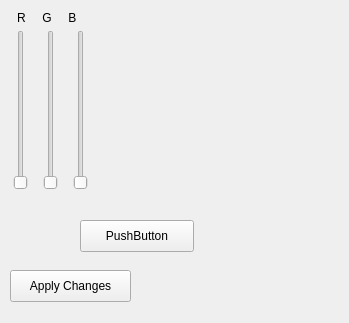
Qt form trab1/secundarywindow.ui (julioce/CompGraf) before a commit.
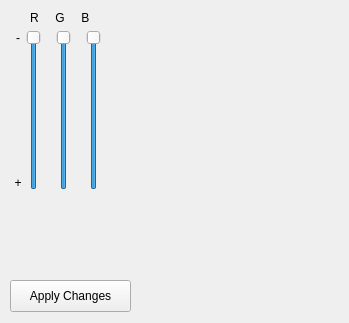
The same form after that commit.

Commit message: Editores de RGB na janela Effects

Diff of the .ui file:
```diff
--- a/trab1/secundarywindow.ui
+++ b/trab1/secundarywindow.ui
@@ -19,7 +19,7 @@
   <widget class="QSlider" name="rSlider">
    <property name="geometry">
     <rect>
-     <x>10</x>
+     <x>23</x>
      <y>30</y>
      <width>22</width>
      <height>160</height>
@@ -28,6 +28,12 @@
    <property name="maximum">
     <number>255</number>
    </property>
+   <property name="pageStep">
+    <number>1</number>
+   </property>
+   <property name="value">
+    <number>255</number>
+   </property>
    <property name="orientation">
     <enum>Qt::Vertical</enum>
    </property>
@@ -35,7 +41,7 @@
   <widget class="QSlider" name="gSlider">
    <property name="geometry">
     <rect>
-     <x>40</x>
+     <x>53</x>
      <y>30</y>
      <width>22</width>
      <height>160</height>
@@ -44,6 +50,12 @@
    <property name="maximum">
     <number>255</number>
    </property>
+   <property name="pageStep">
+    <number>1</number>
+   </property>
+   <property name="value">
+    <number>255</number>
+   </property>
    <property name="orientation">
     <enum>Qt::Vertical</enum>
    </property>
@@ -51,7 +63,7 @@
   <widget class="QSlider" name="bSlider">
    <property name="geometry">
     <rect>
-     <x>70</x>
+     <x>83</x>
      <y>30</y>
      <width>22</width>
      <height>160</height>
@@ -60,6 +72,12 @@
    <property name="maximum">
     <number>255</number>
    </property>
+   <property name="pageStep">
+    <number>1</number>
+   </property>
+   <property name="value">
+    <number>255</number>
+   </property>
    <property name="orientation">
     <enum>Qt::Vertical</enum>
    </property>
@@ -67,7 +85,7 @@
   <widget class="QLabel" name="RGBlabel">
    <property name="geometry">
     <rect>
-     <x>17</x>
+     <x>30</x>
      <y>10</y>
      <width>81</width>
      <height>16</height>
@@ -77,37 +95,11 @@
     <string>R     G     B</string>
    </property>
   </widget>
-  <widget class="QLabel" name="hiddenPreview">
-   <property name="geometry">
-    <rect>
-     <x>330</x>
-     <y>300</y>
-     <width>0</width>
-     <height>0</height>
-    </rect>
-   </property>
-   <property name="text">
-    <string/>
-   </property>
-  </widget>
-  <widget class="QPushButton" name="pushButton">
-   <property name="geometry">
-    <rect>
-     <x>80</x>
-     <y>220</y>
-     <width>114</width>
-     <height>32</height>
-    </rect>
-   </property>
-   <property name="text">
-    <string>PushButton</string>
-   </property>
-  </widget>
   <widget class="QPushButton" name="applyChanges">
    <property name="geometry">
     <rect>
      <x>10</x>
-     <y>270</y>
+     <y>280</y>
      <width>121</width>
      <height>32</height>
     </rect>
@@ -116,6 +108,38 @@
     <string>Apply Changes</string>
    </property>
   </widget>
+  <widget class="QLabel" name="labelLess">
+   <property name="geometry">
+    <rect>
+     <x>10</x>
+     <y>30</y>
+     <width>16</width>
+     <height>16</height>
+    </rect>
+   </property>
+   <property name="text">
+    <string>-</string>
+   </property>
+   <property name="alignment">
+    <set>Qt::AlignCenter</set>
+   </property>
+  </widget>
+  <widget class="QLabel" name="labelMore">
+   <property name="geometry">
+    <rect>
+     <x>10</x>
+     <y>175</y>
+     <width>16</width>
+     <height>16</height>
+    </rect>
+   </property>
+   <property name="text">
+    <string>+</string>
+   </property>
+   <property name="alignment">
+    <set>Qt::AlignCenter</set>
+   </property>
+  </widget>
  </widget>
  <resources/>
  <connections/>
```
The commit also changes 5 other files.
